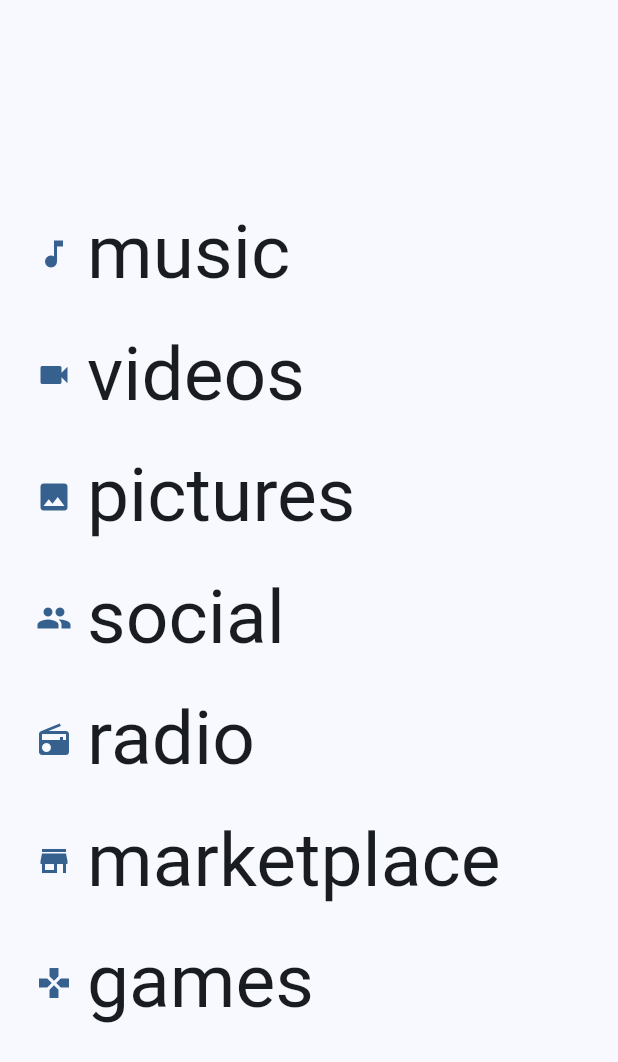
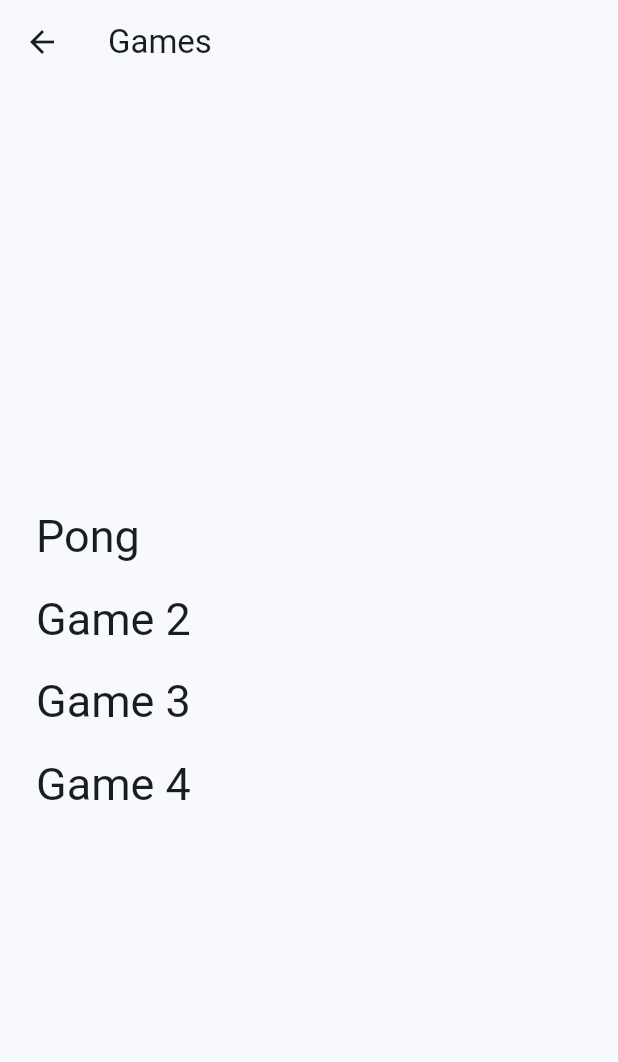
Before and after one commit to andreadelsarto/MVZK, a Flutter app: the screen it shows after launch, after a tap on "games", on a phone screen of 412 x 824 dp. Shown: the top 1062 px of the screen. Run offline on Flutter 3.47's test engine with Material 3 defaults, Android fonts, the phone set to English and light mode, and no system bars; drawn by our look-alikes of dynamic_color; our stand-ins replace just_audio, on_audio_query, permission_handler, shared_preferences; missing offline and left inert: audiotagger.

Commit message:
added pong minigames

```diff
--- /dev/null
+++ b/lib/screens/game_screen.dart
@@ -0,0 +1,65 @@
+import 'package:flutter/material.dart';
+import 'pong_game.dart'; // Importa il gioco Pong
+
+class GamesScreen extends StatelessWidget {
+  const GamesScreen({super.key});
+
+  @override
+  Widget build(BuildContext context) {
+    final theme = Theme.of(context);
+    return Scaffold(
+      backgroundColor: theme.colorScheme.surface,
+      appBar: AppBar(
+        backgroundColor: theme.colorScheme.surface,
+        elevation: 0,
+        title: Text(
+          'Games',
+          style: TextStyle(
+            color: theme.colorScheme.onBackground,
+          ),
+        ),
+      ),
+      body: SafeArea(
+        child: Padding(
+          padding: const EdgeInsets.symmetric(horizontal: 24.0),
+          child: Column(
+            mainAxisAlignment: MainAxisAlignment.center,
+            crossAxisAlignment: CrossAxisAlignment.start,
+            children: [
+              _buildGameItem(context, 'Pong', PongGame()), // Aggiungi il gioco Pong
+              _buildGameItem(context, 'Game 2', null),
+              _buildGameItem(context, 'Game 3', null),
+              _buildGameItem(context, 'Game 4', null),
+            ],
+          ),
+        ),
+      ),
+    );
+  }
+
+  Widget _buildGameItem(BuildContext context, String title, Widget? game) {
+    final theme = Theme.of(context);
+    return GestureDetector(
+      onTap: game != null
+          ? () {
+        Navigator.push(
+          context,
+          MaterialPageRoute(
+            builder: (context) => game,
+          ),
+        );
+      }
+          : null,
+      child: Padding(
+        padding: const EdgeInsets.symmetric(vertical: 8.0),
+        child: Text(
+          title,
+          style: theme.textTheme.headlineMedium?.copyWith(
+            color: theme.colorScheme.onBackground,
+            fontSize: 30,
+          ),
+        ),
+      ),
+    );
+  }
+}
--- a/lib/screens/home_screen.dart
+++ b/lib/screens/home_screen.dart
@@ -1,6 +1,7 @@
 import 'package:flutter/material.dart';
 import 'song_list_screen.dart';
 import 'package:just_audio/just_audio.dart';
+import 'game_screen.dart';  // Importa la nuova schermata
 
 class HomeScreen extends StatelessWidget {
   final AudioPlayer audioPlayer;
@@ -36,7 +37,9 @@ class HomeScreen extends StatelessWidget {
               _buildMenuItem(context, 'social', Icons.people, () {}),
               _buildMenuItem(context, 'radio', Icons.radio, () {}),
               _buildMenuItem(context, 'marketplace', Icons.store, () {}),
-              _buildMenuItem(context, 'games', Icons.games, () {}),
+              _buildMenuItem(context, 'games', Icons.games, () {
+                Navigator.of(context).push(_createRoute());
+              }),
             ],
           ),
         ),
@@ -67,4 +70,23 @@ class HomeScreen extends StatelessWidget {
       ),
     );
   }
+
+  Route _createRoute() {
+    return PageRouteBuilder(
+      pageBuilder: (context, animation, secondaryAnimation) => const GamesScreen(),
+      transitionsBuilder: (context, animation, secondaryAnimation, child) {
+        const begin = Offset(1.0, 0.0);
+        const end = Offset.zero;
+        const curve = Curves.ease;
+
+        var tween = Tween(begin: begin, end: end).chain(CurveTween(curve: curve));
+        var offsetAnimation = animation.drive(tween);
+
+        return SlideTransition(
+          position: offsetAnimation,
+          child: child,
+        );
+      },
+    );
+  }
 }
```
Also changed, not shown: lib/screens/pong_game.dart (added, +235 -0 lines).
